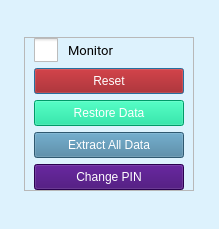
Above: Designer/ParentalSetting.ui from Soon156/AlignPosition before the change. Below: the same form after it.
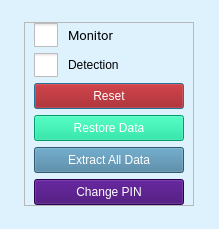
That is the form after the change. Icons and pictures are not drawn.

Commit message: add entry to switch activity detection manually

Diff of the .ui file:
```diff
--- a/Designer/ParentalSetting.ui
+++ b/Designer/ParentalSetting.ui
@@ -84,6 +84,36 @@
         </property>
        </widget>
       </item>
+      <item>
+       <widget class="QCheckBox" name="method_box">
+        <property name="toolTip">
+         <string>Switch to able/disable posture detection</string>
+        </property>
+        <property name="styleSheet">
+         <string notr="true">QCheckBox {
+	color:black;
+    spacing: 10px;
+}
+
+QCheckBox::indicator {
+    width: 24px;
+    height: 24px;
+}
+
+QCheckBox::indicator:unchecked {
+    image: url(:/icon/icons8-toggle-off-48.png);
+}
+
+QCheckBox::indicator:checked {
+    image: url(:/icon/icons8-toggle-on-48.png);
+}
+</string>
+        </property>
+        <property name="text">
+         <string>Detection</string>
+        </property>
+       </widget>
+      </item>
       <item>
        <widget class="QPushButton" name="reset_parental_btn">
         <property name="minimumSize">
```
Left out of the diff: 3 changed lines with no effect on the pictures. The commit also changes 1 other file.
